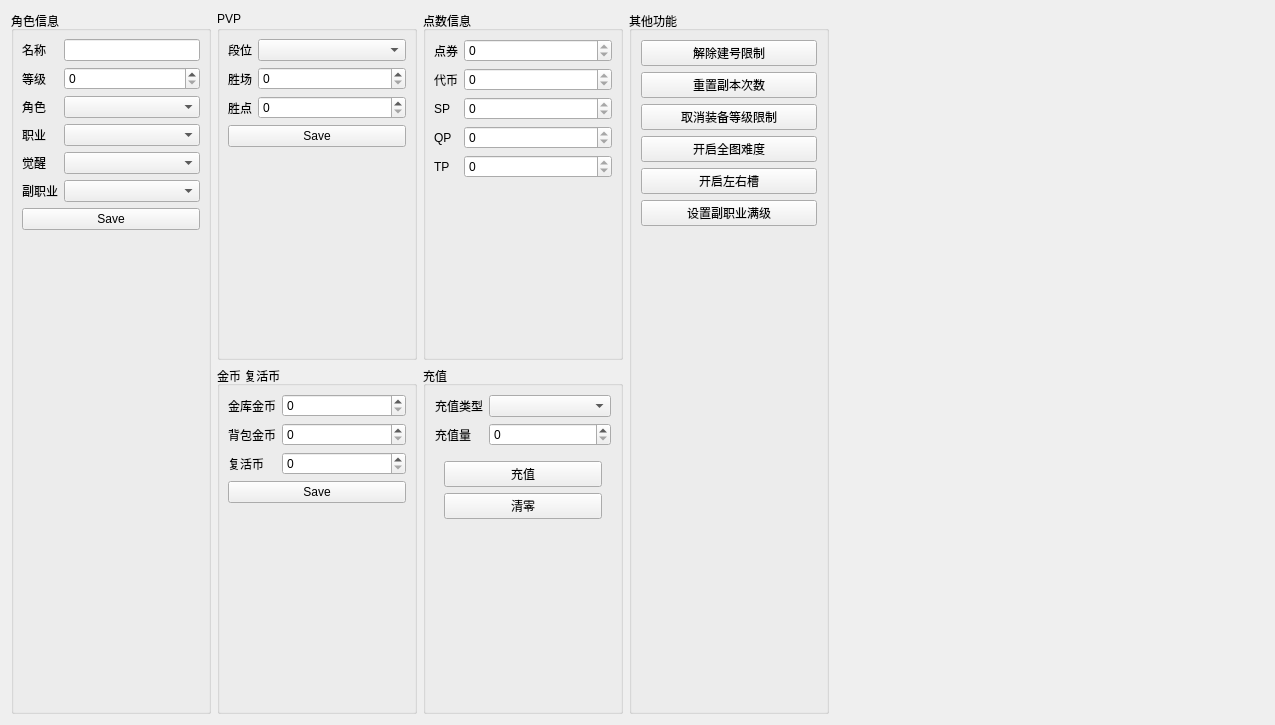
Qt form ui/components/character_info/character_info.ui (evrins/dnf-gm-tool) before a commit.
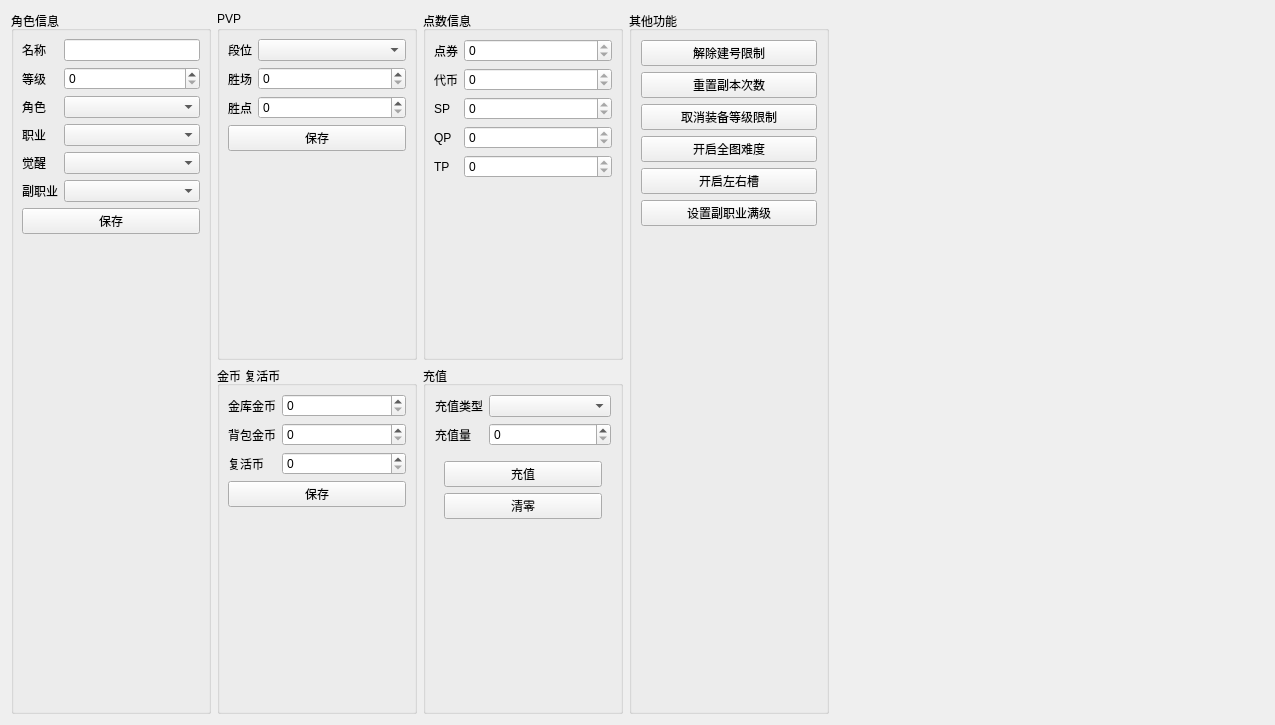
The same form after that commit.

What changed in the file:
```diff
--- a/ui/components/character_info/character_info.ui
+++ b/ui/components/character_info/character_info.ui
@@ -237,7 +237,7 @@
       <item row="3" column="0" colspan="2">
        <widget class="QPushButton" name="save_coin_btn">
         <property name="text">
-         <string>Save</string>
+         <string>保存</string>
         </property>
        </widget>
       </item>
@@ -351,7 +351,7 @@
       <item row="6" column="0" colspan="2">
        <widget class="QPushButton" name="save_character_info_btn">
         <property name="text">
-         <string>Save</string>
+         <string>保存</string>
         </property>
        </widget>
       </item>
@@ -572,7 +572,7 @@
       <item row="3" column="0" colspan="2">
        <widget class="QPushButton" name="save_pvp_btn">
         <property name="text">
-         <string>Save</string>
+         <string>保存</string>
         </property>
        </widget>
       </item>
```
Lines whose indentation alone changed are shown as unchanged.
